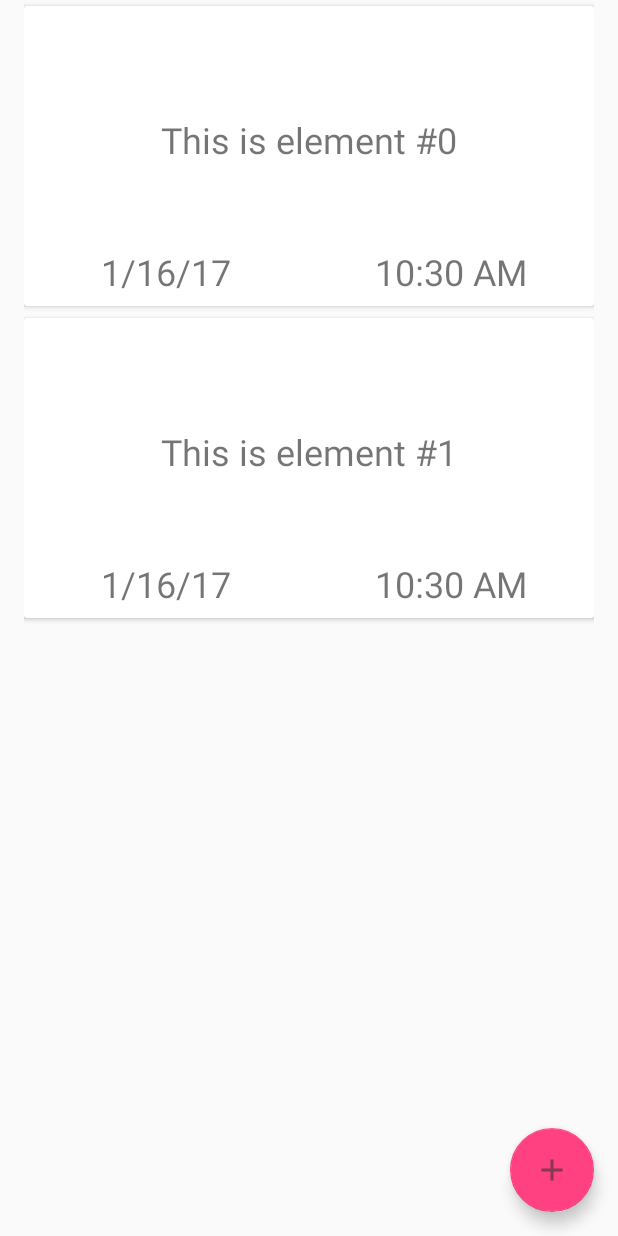
After one commit to dbangera23/Persist-App, an Android app: the fragment ScheduleFragment_new shown on its own in the app's theme, on a phone screen of 412 x 824 dp. The commit adds this screen. Run offline under Robolectric (Android 15) with nearby library versions, the phone set to English and light mode, and no system bars.

Commit message:
Another interim update

```diff
--- a/app/build.gradle
+++ b/app/build.gradle
@@ -24,7 +24,8 @@ dependencies {
     compile fileTree(dir: 'libs', include: ['*.jar'])
     compile 'com.android.support:appcompat-v7:25.1.0'
     compile 'com.android.support:design:25.1.0'
-    compile 'com.android.support:support-v4:25.1.0'
-    compile 'com.github.ceryle:RadioRealButton:v1.4.5'
+    compile 'com.android.support:cardview-v7:25.1.0'
+    compile 'com.android.support:recyclerview-v7:25.1.0'
     compile 'com.pavelsikun:vintage-chroma:1.5'
+    compile 'com.github.jrvansuita:PickImage:v2.0.0'
 }
--- a/app/src/main/AndroidManifest.xml
+++ b/app/src/main/AndroidManifest.xml
@@ -6,6 +6,9 @@
     <uses-permission android:name="android.permission.RECEIVE_BOOT_COMPLETED" />
     <uses-permission android:name="android.permission.VIBRATE" />
 
+    <uses-feature
+        android:name="android.hardware.camera"
+        android:required="false" />
     <supports-screens
         android:largeScreens="true"
         android:xlargeScreens="true" />
--- /dev/null
+++ b/app/src/main/java/com/dmbangera/deanbangera/peristantmessage/CustomAdapter.java
@@ -0,0 +1,119 @@
+package com.dmbangera.deanbangera.peristantmessage;
+
+import android.app.Activity;
+import android.app.DialogFragment;
+import android.app.FragmentManager;
+import android.content.Context;
+import android.support.v7.widget.RecyclerView;
+import android.util.Log;
+import android.view.LayoutInflater;
+import android.view.View;
+import android.view.ViewGroup;
+import android.widget.TextView;
+
+import java.text.DateFormat;
+import java.util.Date;
+import java.util.List;
+
+/**
+ * Created by Dean Bangera on 12/25/2016.
+ * Adapter to handle the recyclerView in scheduling
+ */
+
+class CustomAdapter extends RecyclerView.Adapter<CustomAdapter.ViewHolder> {
+    private static final String TAG = "CustomAdapter";
+    private static Context mContext;
+
+    private List<String> mDataSet;
+
+    /**
+     * Provide a reference to the type of views that you are using (custom ViewHolder)
+     */
+    static class ViewHolder extends RecyclerView.ViewHolder {
+        private final TextView cardTitle;
+        private final TextView cardDate;
+        private final TextView cardTime;
+
+        ViewHolder(View v) {
+            super(v);
+            // Define click listener for the ViewHolder's View.
+            v.setOnClickListener(new View.OnClickListener() {
+                @Override
+                public void onClick(View v) {
+                    Log.d(TAG, "Element " + getAdapterPosition() + " clicked.");
+                }
+            });
+            cardTitle = (TextView) v.findViewById(R.id.card_title);
+            cardDate = (TextView) v.findViewById(R.id.card_date);
+            cardDate.setOnClickListener(new View.OnClickListener() {
+                @Override
+                public void onClick(View v) {
+                    FragmentManager manager = ((Activity) mContext).getFragmentManager();
+                    DatePickerFragment datePicker = new DatePickerFragment();
+                    datePicker.show(manager, "showDate");
+                }
+            });
+            cardTime = (TextView) v.findViewById(R.id.card_time);
+            cardTime.setOnClickListener(new View.OnClickListener() {
+                @Override
+                public void onClick(View v) {
+                    FragmentManager manager = ((Activity) mContext).getFragmentManager();
+                    DialogFragment newFragment = new TimePickerFragment();
+                    newFragment.show(manager, "timePicker");
+                }
+            });
+
+
+        }
+
+        TextView getCardTitle() {
+            return cardTitle;
+        }
+
+        TextView getCardDate() {
+            return cardDate;
+        }
+
+        TextView getCardTime() {
+            return cardTime;
+        }
+    }
+
+    /**
+     * Initialize the data set of the Adapter.
+     *
+     * @param dataSet String[] containing the data to populate views to be used by RecyclerView.
+     */
+    CustomAdapter(List<String> dataSet, Context context) {
+        mDataSet = dataSet;
+        mContext = context;
+    }
+
+    // Create new views (invoked by the layout manager)
+    @Override
+    public ViewHolder onCreateViewHolder(ViewGroup viewGroup, int viewType) {
+        // Create a new view.
+        View v = LayoutInflater.from(viewGroup.getContext())
+                .inflate(R.layout.schedule_row_item, viewGroup, false);
+
+        return new ViewHolder(v);
+    }
+
+    // Replace the contents of a view (invoked by the layout manager)
+    @Override
+    public void onBindViewHolder(ViewHolder viewHolder, final int position) {
+        Log.d(TAG, "Element " + position + " set.");
+
+        // Get element from your data set at this position and replace the contents of the view
+        // with that element
+        viewHolder.getCardTitle().setText(mDataSet.get(position));
+        viewHolder.getCardDate().setText(DateFormat.getDateInstance(DateFormat.SHORT).format(new Date()));
+        viewHolder.getCardTime().setText(DateFormat.getTimeInstance(DateFormat.SHORT).format(new Date()));
+    }
+
+    // Return the size of your data set (invoked by the layout manager)
+    @Override
+    public int getItemCount() {
+        return mDataSet.size();
+    }
+}
--- a/app/src/main/java/com/dmbangera/deanbangera/peristantmessage/ImageFragment.java
+++ b/app/src/main/java/com/dmbangera/deanbangera/peristantmessage/ImageFragment.java
@@ -6,6 +6,13 @@ import android.support.v4.app.Fragment;
 import android.view.LayoutInflater;
 import android.view.View;
 import android.view.ViewGroup;
+import android.widget.FrameLayout;
+import android.widget.ImageView;
+
+import com.vansuita.pickimage.PickImageDialog;
+import com.vansuita.pickimage.PickSetup;
+import com.vansuita.pickimage.bean.PickResult;
+import com.vansuita.pickimage.listeners.IPickResult;
 
 /**
  * Created by Dean Bangera on 12/23/2016.
@@ -23,6 +30,29 @@ public class ImageFragment extends Fragment {
     public View onCreateView(LayoutInflater inflater, ViewGroup container,
                              Bundle savedInstanceState) {
         final View view = inflater.inflate(R.layout.fragment_image, container, false);
+        FrameLayout imageListener = (FrameLayout) view.findViewById(R.id.image_listener);
+        imageListener.setOnClickListener(new View.OnClickListener() {
+            @Override
+            public void onClick(View v) {
+                PickImageDialog.on(getActivity(), new PickSetup()).setOnPickResult(new IPickResult() {
+                    @Override
+                    public void onPickResult(PickResult r) {
+                        ImageView imageView = (ImageView) view.findViewById(R.id.image);
+
+                        //If you want the Bitmap.
+                        //  imageView.setImageBitmap(r.getBitmap());
+
+                        //If you want the Uri.
+                        //Mandatory to refresh image from Uri.
+                        imageView.setImageURI(null);
+                        //Setting the real returned image.
+                        imageView.setImageURI(r.getUri());
+                    }
+                });
+            }
+        });
+
         return view;
     }
+
 }
--- a/app/src/main/java/com/dmbangera/deanbangera/peristantmessage/MainActivity.java
+++ b/app/src/main/java/com/dmbangera/deanbangera/peristantmessage/MainActivity.java
@@ -103,7 +103,7 @@ public class MainActivity extends AppCompatActivity {
                 fragmentTransaction.replace(R.id.containerView, new TabFragment()).commit();
                 break;
             case R.id.nav_schedule:
-                fragmentTransaction.replace(R.id.containerView, new scheduleFragment()).commit();
+                fragmentTransaction.replace(R.id.containerView, new ScheduleFragment_new()).commit();
                 break;
             default:
                 break;
--- /dev/null
+++ b/app/src/main/java/com/dmbangera/deanbangera/peristantmessage/ScheduleFragment_new.java
@@ -0,0 +1,87 @@
+package com.dmbangera.deanbangera.peristantmessage;
+
+import android.os.Bundle;
+import android.support.design.widget.FloatingActionButton;
+import android.support.v4.app.Fragment;
+import android.support.v7.widget.LinearLayoutManager;
+import android.support.v7.widget.RecyclerView;
+import android.view.LayoutInflater;
+import android.view.View;
+import android.view.ViewGroup;
+
+import java.util.ArrayList;
+import java.util.List;
+
+/**
+ * Created by Dean Bangera on 12/25/2016.
+ * Fragment to handle the recycler view of the scheduling
+ */
+
+public class ScheduleFragment_new extends Fragment {
+
+    private static final int DATA_SET_COUNT = 2;
+
+    protected RecyclerView mRecyclerView;
+    protected CustomAdapter mAdapter;
+    protected RecyclerView.LayoutManager mLayoutManager;
+    protected List<String> mData_set;
+
+    @Override
+    public void onCreate(Bundle savedInstanceState) {
+        super.onCreate(savedInstanceState);
+
+        // Initialize data set, this data would usually come from a local content provider or
+        // remote server.
+        initData_set();
+    }
+
+    @Override
+    public View onCreateView(LayoutInflater inflater, ViewGroup container,
+                             Bundle savedInstanceState) {
+        View rootView = inflater.inflate(R.layout.schedule_fragment_new, container, false);
+
+        mRecyclerView = (RecyclerView) rootView.findViewById(R.id.my_recycler_view);
+
+        // LinearLayoutManager is used here, this will layout the elements in a similar fashion
+        // to the way ListView would layout elements. The RecyclerView.LayoutManager defines how
+        // elements are laid out.
+        mLayoutManager = new LinearLayoutManager(getActivity());
+
+        int scrollPosition = 0;
+        if (mRecyclerView.getLayoutManager() != null) {
+            scrollPosition = ((LinearLayoutManager) mRecyclerView.getLayoutManager())
+                    .findFirstCompletelyVisibleItemPosition();
+        }
+        mLayoutManager = new LinearLayoutManager(getActivity());
+
+        mRecyclerView.setLayoutManager(mLayoutManager);
+        mRecyclerView.scrollToPosition(scrollPosition);
+
+        mAdapter = new CustomAdapter(mData_set,getContext());
+        // Set CustomAdapter as the adapter for RecyclerView.
+        mRecyclerView.setAdapter(mAdapter);
+
+        FloatingActionButton fab = (FloatingActionButton) rootView.findViewById(R.id.schedule_add);
+        if (fab != null) {
+            fab.setOnClickListener(new View.OnClickListener() {
+                @Override
+                public void onClick(View v) {
+                    mData_set.add("NEWWWWWWW");
+                    mAdapter.notifyItemInserted(mData_set.size() - 1);
+                }
+            });
+        }
+        return rootView;
+    }
+
+    /**
+     * Generates Strings for RecyclerView's adapter. This data would usually come
+     * from a local content provider or remote server.
+     */
+    private void initData_set() {
+        mData_set = new ArrayList<>();
+        for (int i = 0; i < DATA_SET_COUNT; i++) {
+            mData_set.add("This is element #" + i);
+        }
+    }
+}
--- a/app/src/main/res/layout/fragment_image.xml
+++ b/app/src/main/res/layout/fragment_image.xml
@@ -123,6 +123,7 @@
         android:layout_centerHorizontal="true"
         android:text="@string/transparency" />
     <FrameLayout
+        android:id="@+id/image_listener"
         android:layout_width="match_parent"
         android:layout_height="wrap_content"
         android:layout_above="@+id/trans_prompt"
--- /dev/null
+++ b/app/src/main/res/layout/schedule_fragment_new.xml
@@ -0,0 +1,22 @@
+<?xml version="1.0" encoding="utf-8"?>
+<android.support.design.widget.CoordinatorLayout xmlns:android="http://schemas.android.com/apk/res/android"
+    xmlns:app="http://schemas.android.com/apk/res-auto"
+    android:layout_width="match_parent"
+    android:layout_height="match_parent">
+
+    <android.support.v7.widget.RecyclerView
+        android:id="@+id/my_recycler_view"
+        android:layout_width="match_parent"
+        android:layout_height="match_parent"
+        android:scrollbars="vertical" />
+
+    <android.support.design.widget.FloatingActionButton
+        android:id="@+id/schedule_add"
+        android:layout_width="wrap_content"
+        android:layout_height="wrap_content"
+        android:layout_gravity="bottom|end"
+        android:layout_margin="16dp"
+        android:src="@drawable/ic_action_add"
+        app:layout_anchor="@id/my_recycler_view"
+        app:layout_anchorGravity="bottom|right|end" />
+</android.support.design.widget.CoordinatorLayout>
--- /dev/null
+++ b/app/src/main/res/layout/schedule_row_item.xml
@@ -0,0 +1,61 @@
+<FrameLayout xmlns:android="http://schemas.android.com/apk/res/android"
+    xmlns:card_view="http://schemas.android.com/apk/res-auto"
+    android:layout_width="match_parent"
+    android:layout_height="208dp"
+    android:layout_marginLeft="@dimen/margin_medium"
+    android:layout_marginRight="@dimen/margin_medium"
+    android:gravity="center_vertical">
+
+    <android.support.v7.widget.CardView
+        android:id="@+id/card_view"
+        android:layout_width="match_parent"
+        android:layout_height="200dp"
+        android:layout_gravity="center"
+        card_view:cardCornerRadius="2dp">
+
+        <LinearLayout
+            android:layout_width="match_parent"
+            android:layout_height="match_parent"
+            android:orientation="vertical">
+
+            <TextView
+                android:id="@+id/card_title"
+                android:layout_width="match_parent"
+                android:layout_height="130dp"
+                android:layout_gravity="center"
+                android:layout_marginTop="24sp"
+                android:gravity="center"
+                android:text="@string/schedule"
+                android:textSize="24sp" />
+
+            <ImageView
+                android:layout_width="match_parent"
+                android:layout_height="130dp"
+                android:layout_gravity="center"
+                android:layout_marginTop="24sp"
+                android:contentDescription="@string/image_to_be_scheduled"
+                android:visibility="gone" />
+
+            <TableRow
+                android:layout_width="match_parent"
+                android:layout_height="match_parent">
+
+                <TextView
+                    android:id="@+id/card_date"
+                    android:layout_height="match_parent"
+                    android:layout_weight="1"
+                    android:gravity="center"
+                    android:text="@string/default_date"
+                    android:textSize="24sp" />
+
+                <TextView
+                    android:id="@+id/card_time"
+                    android:layout_height="match_parent"
+                    android:layout_weight="1"
+                    android:gravity="center"
+                    android:text="@string/default_time"
+                    android:textSize="24sp" />
+            </TableRow>
+        </LinearLayout>
+    </android.support.v7.widget.CardView>
+</FrameLayout>
--- a/app/src/main/res/values/dimens.xml
+++ b/app/src/main/res/values/dimens.xml
@@ -2,4 +2,6 @@
     <!-- Default screen margins, per the Android Design guidelines. -->
     <dimen name="activity_horizontal_margin">16dp</dimen>
     <dimen name="activity_vertical_margin">16dp</dimen>
+    <dimen name="margin_medium">16dp</dimen>
+    <dimen name="list_item_height">72dp</dimen>
 </resources>
--- a/app/src/main/res/values/strings.xml
+++ b/app/src/main/res/values/strings.xml
@@ -43,6 +43,10 @@
     <string name="a_0">Set A to 0 for Transparent</string>
     <string name="image_to_be_set">Image to be set</string>
     <string name="transparency">Transparency</string>
+    <string name="other">Other</string>
+    <string name="image_to_be_scheduled">Image to be scheduled</string>
+    <string name="default_date">00/00/0000</string>
+    <string name="default_time">00:00</string>
     <string-array name="rainbow">
         <item>Aqua</item>
         <item>Black</item>
```
Also changed, not shown: app/src/main/res/drawable-hdpi/ic_action_add.png (added), app/src/main/res/drawable-mdpi/ic_action_add.png (added), app/src/main/res/drawable-xhdpi/ic_action_add.png (added), app/src/main/res/drawable-xxhdpi/ic_action_add.png (added), 2 other files.
